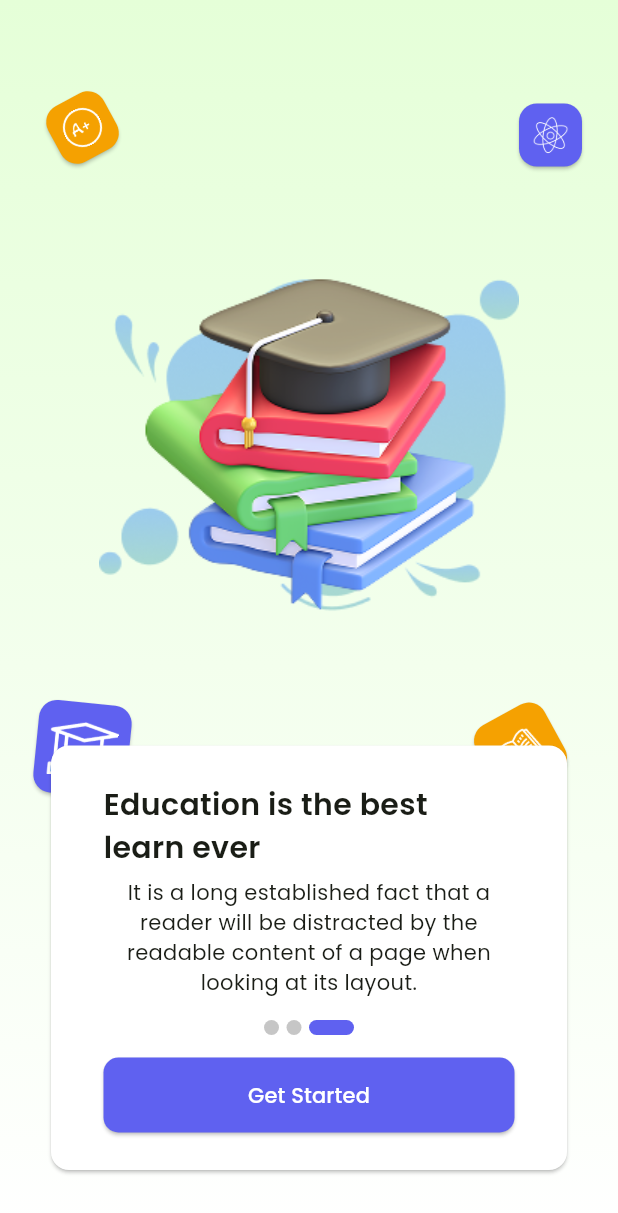
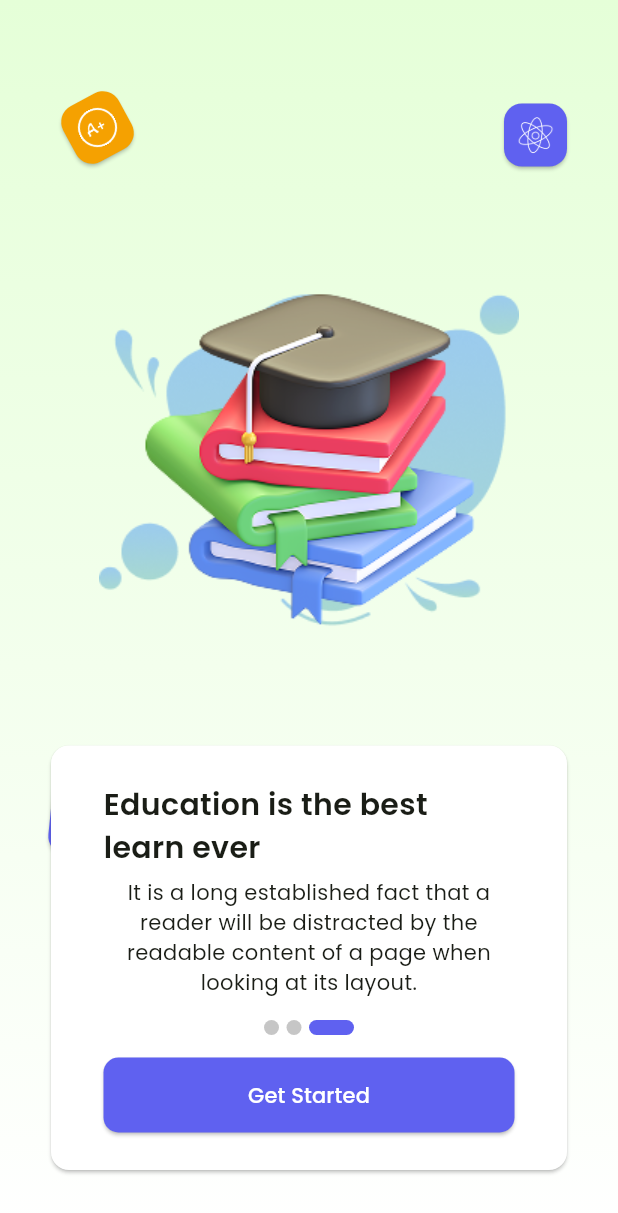
Before and after one commit to midhunmashuptech/Zephyr, a Flutter app: the screen it shows after launch, after a tap on "Skip", on a phone screen of 412 x 824 dp. Shown: the top 1213 px of the screen. Run offline on Flutter 3.47's test engine with Material 3 defaults, Android fonts, the phone set to English and light mode, and no system bars; drawn by our look-alikes of smooth_page_indicator; our stand-ins replace better_player, file_picker, fluentui_system_icons, hugeicons, image_picker, intl_phone_field and 5 more; missing offline and left inert: iconify_flutter_plus, syncfusion_flutter_pdfviewer; project files that could hold a hidden picture were left out.

Commit message:
Zephyr Updates

```diff
--- a/lib/common/screens/onboarding_screen.dart
+++ b/lib/common/screens/onboarding_screen.dart
@@ -40,7 +40,7 @@
               SizedBox(height: 50),
               SizedBox(
                 width: MediaQuery.of(context).size.width,
-                height: MediaQuery.of(context).size.height * 0.6,
+                height: MediaQuery.of(context).size.height * 0.8,
                 child: PageView(
                   controller: _controller,
                   onPageChanged: (value) {
--- a/lib/common/widgets/onboarding_page1.dart
+++ b/lib/common/widgets/onboarding_page1.dart
@@ -9,8 +9,10 @@
   Widget build(BuildContext context) {
     return Stack(
       children: [
+        Stack(
+          children: [
             Positioned(
-          right: 20,
+              right: 30,
               top: 15,
               child: Transform.rotate(
                 angle: 0,
@@ -23,7 +25,7 @@
             ),
 
             Positioned(
-          right: 35,
+              right: 45,
               bottom: 15,
               child: Transform.rotate(
                 angle: -0.5,
@@ -36,7 +38,7 @@
             ),
 
             Positioned(
-          left: 20,
+              left: 30,
               bottom: 10,
               child: Transform.rotate(
                 angle: 0.1,
@@ -49,7 +51,7 @@
             ),
 
             Positioned(
-          left: 30,
+              left: 40,
               top: 10,
               child: Transform.rotate(
                 angle: -0.5,
@@ -63,12 +65,19 @@
 
             SizedBox(
               width: MediaQuery.of(context).size.width,
+              height: MediaQuery.of(context).size.height * 0.65
+            )
+          ],
+        ),
+        SizedBox(
+          width: MediaQuery.of(context).size.width,
           height: MediaQuery.of(context).size.height,
           child: Column(
             mainAxisAlignment: MainAxisAlignment.center,
             children: [
               SizedBox(height: 20),
               Image(image: AssetImage('assets/images/onboarding1.png')),
+              SizedBox(height: MediaQuery.of(context).size.height * 0.2),
             ],
           ),
         ),
--- a/lib/common/widgets/onboarding_page2.dart
+++ b/lib/common/widgets/onboarding_page2.dart
@@ -9,8 +9,10 @@
   Widget build(BuildContext context) {
     return Stack(
       children: [
+        Stack(
+          children: [
             Positioned(
-          right: 20,
+              right: 30,
               top: 15,
               child: Transform.rotate(
                 angle: 0,
@@ -21,9 +23,8 @@
                 ),
               ),
             ),
-
             Positioned(
-          right: 25,
+              right: 35,
               bottom: 15,
               child: Transform.rotate(
                 angle: -0.5,
@@ -34,9 +35,8 @@
                 ),
               ),
             ),
-
             Positioned(
-          left: 20,
+              left: 30,
               bottom: 10,
               child: Transform.rotate(
                 angle: 0.1,
@@ -47,9 +47,8 @@
                 ),
               ),
             ),
-
             Positioned(
-          left: 30,
+              left: 40,
               top: 10,
               child: Transform.rotate(
                 angle: -0.5,
@@ -60,12 +59,21 @@
                 ),
               ),
             ),
-
+            SizedBox(
+                width: MediaQuery.of(context).size.width,
+                height: MediaQuery.of(context).size.height * 0.65),
+          ],
+        ),
         SizedBox(
           width: MediaQuery.of(context).size.width,
           height: MediaQuery.of(context).size.height,
-          child: Image(
-            image: AssetImage('assets/images/onboarding2.png')
+          child: Column(
+            mainAxisAlignment: MainAxisAlignment.center,
+            children: [
+              SizedBox(height: 20),
+              Image(image: AssetImage('assets/images/onboarding2.png')),
+              SizedBox(height: MediaQuery.of(context).size.height * 0.2),
+            ],
           ),
         ),
       ],
--- a/lib/common/widgets/onboarding_page3.dart
+++ b/lib/common/widgets/onboarding_page3.dart
@@ -9,8 +9,10 @@
   Widget build(BuildContext context) {
     return Stack(
       children: [
+        Stack(
+          children: [
             Positioned(
-          right: 20,
+              right: 30,
               top: 15,
               child: Transform.rotate(
                 angle: 0,
@@ -23,7 +25,7 @@
             ),
 
             Positioned(
-          right: 35,
+              right: 45,
               bottom: 15,
               child: Transform.rotate(
                 angle: -0.5,
@@ -36,7 +38,7 @@
             ),
 
             Positioned(
-          left: 20,
+              left: 30,
               bottom: 10,
               child: Transform.rotate(
                 angle: 0.1,
@@ -49,7 +51,7 @@
             ),
 
             Positioned(
-          left: 30,
+              left: 40,
               top: 10,
               child: Transform.rotate(
                 angle: -0.5,
@@ -63,9 +65,19 @@
 
             SizedBox(
                 width: MediaQuery.of(context).size.width,
+                height: MediaQuery.of(context).size.height * 0.65),
+          ],
+        ),
+        SizedBox(
+          width: MediaQuery.of(context).size.width,
           height: MediaQuery.of(context).size.height,
-          child: Image(
-            image: AssetImage('assets/images/onboarding3.png')
+          child: Column(
+            mainAxisAlignment: MainAxisAlignment.center,
+            children: [
+              SizedBox(height: 20),
+              Image(image: AssetImage('assets/images/onboarding3.png')),
+              SizedBox(height: MediaQuery.of(context).size.height * 0.2),
+            ],
           ),
         ),
       ],
```
Also changed, not shown: pubspec.lock, 4 other files. Lines whose indentation alone changed are shown as unchanged.
